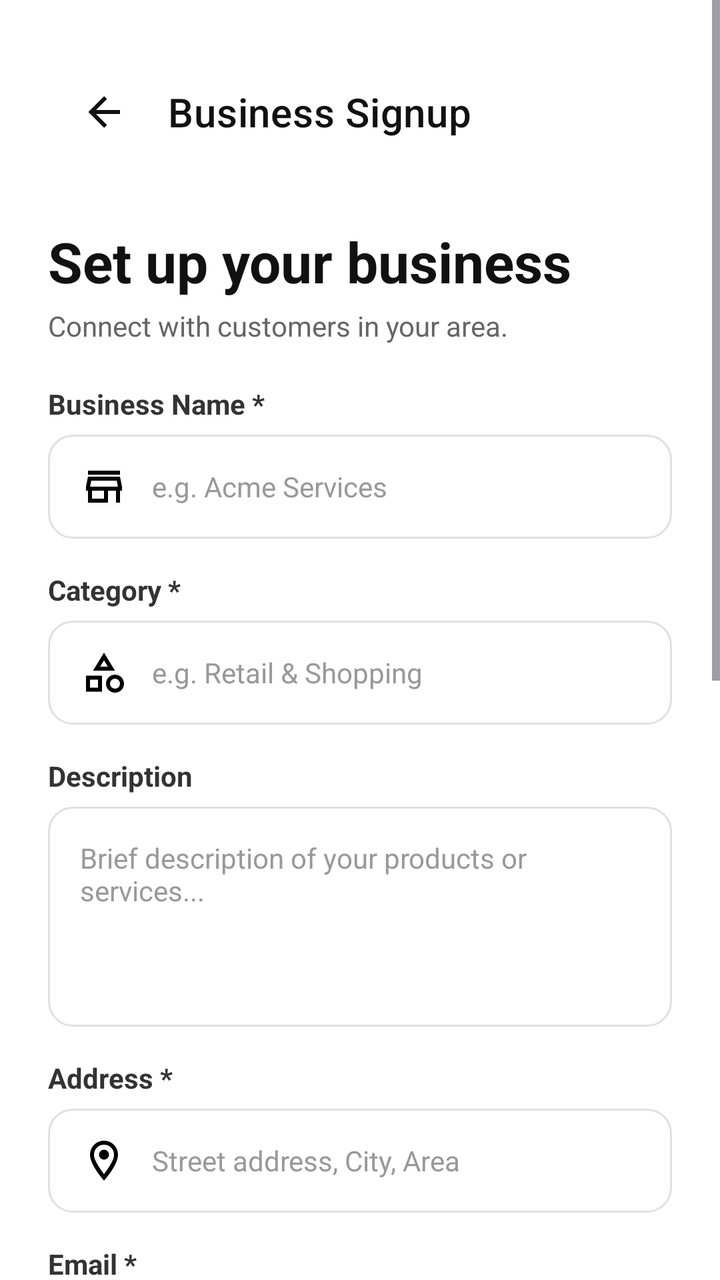
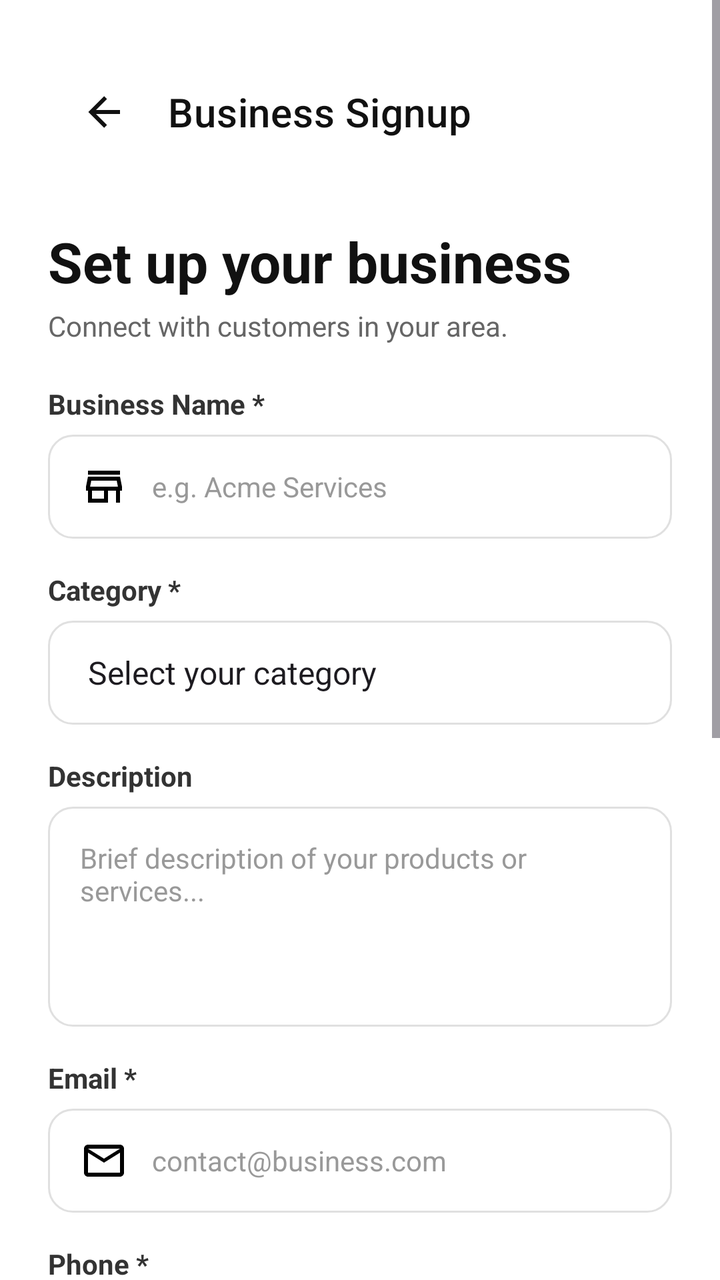

Before-and-after screenshots of an Android layout around one commit, followed by the original layout XML and the change that was made.
<!-- AndroidManifest.xml: application theme Theme.GeoConnect -->
<!-- res/layout/activity_business_signup.xml -->
<?xml version="1.0" encoding="utf-8"?>
<ScrollView xmlns:android="http://schemas.android.com/apk/res/android"
    xmlns:app="http://schemas.android.com/apk/res-auto"
    android:layout_width="match_parent"
    android:layout_height="match_parent"
    android:background="#FFFFFF"
    android:fillViewport="true">

    <androidx.constraintlayout.widget.ConstraintLayout
        android:layout_width="match_parent"
        android:layout_height="wrap_content"
        android:padding="24dp">

        
        <TextView
            android:id="@+id/txtHeaderTitle"
            android:layout_width="0dp"
            android:layout_height="wrap_content"
            android:layout_marginTop="24dp"
            android:text="Set up your business"
            android:textColor="#111111"
            android:textSize="28sp"
            android:textStyle="bold"
            app:layout_constraintEnd_toEndOf="parent"
            app:layout_constraintStart_toStartOf="parent"
            app:layout_constraintTop_toBottomOf="@id/toolbar" />

        
        <TextView
            android:id="@+id/txtHeaderSubtitle"
            android:layout_width="0dp"
            android:layout_height="wrap_content"
            android:layout_marginTop="4dp"
            android:text="Connect with customers in your area."
            android:textColor="#666666"
            android:textSize="14sp"
            app:layout_constraintEnd_toEndOf="parent"
            app:layout_constraintStart_toStartOf="parent"
            app:layout_constraintTop_toBottomOf="@id/txtHeaderTitle" />

        <com.google.android.material.appbar.MaterialToolbar
            android:id="@+id/toolbar"
            android:layout_width="0dp"
            android:layout_height="?attr/actionBarSize"
            android:background="@android:color/transparent"
            app:layout_constraintEnd_toEndOf="parent"
            app:layout_constraintHorizontal_bias="0.0"
            app:layout_constraintStart_toStartOf="parent"
            app:layout_constraintTop_toTopOf="parent"
            app:navigationIcon="@drawable/ic_arrow_back"
            app:navigationIconTint="#111111"
            app:title="Business Signup"
            app:titleTextAppearance="@style/TextAppearance.MaterialComponents.Headline6"
            app:titleTextColor="#111111" />

        <TextView
            android:id="@+id/txtErrorMessage"
            android:layout_width="0dp"
            android:layout_height="wrap_content"
            android:layout_marginTop="16dp"
            android:background="#FDE8E8"
            android:padding="12dp"
            android:text="Please fill in all required fields."
            android:textColor="#C53030"
            android:textSize="13sp"
            android:visibility="gone"
            app:layout_constraintEnd_toEndOf="parent"
            app:layout_constraintStart_toStartOf="parent"
            app:layout_constraintTop_toBottomOf="@id/txtHeaderSubtitle" />

        
        <TextView
            android:id="@+id/lblBusinessName"
            android:layout_width="wrap_content"
            android:layout_height="wrap_content"
            android:layout_marginTop="20dp"
            android:text="Business Name *"
            android:textColor="#333333"
            android:textSize="14sp"
            android:textStyle="bold"
            app:layout_constraintStart_toStartOf="parent"
            app:layout_constraintTop_toBottomOf="@id/txtErrorMessage" />

        <EditText
            android:id="@+id/etBusinessName"
            android:layout_width="0dp"
            android:layout_height="52dp"
            android:layout_marginTop="6dp"
            android:background="@drawable/bg_input_field"
            android:drawableStart="@drawable/ic_store"
            android:drawablePadding="12dp"
            android:hint="e.g. Acme Services"
            android:inputType="textCapWords"
            android:paddingHorizontal="16dp"
            android:textColor="#111111"
            android:textColorHint="#999999"
            android:textSize="14sp"
            app:layout_constraintEnd_toEndOf="parent"
            app:layout_constraintStart_toStartOf="parent"
            app:layout_constraintTop_toBottomOf="@id/lblBusinessName" />

        <TextView
            android:id="@+id/lblCategory"
            android:layout_width="wrap_content"
            android:layout_height="wrap_content"
            android:layout_marginTop="16dp"
            android:text="Category *"
            android:textColor="#333333"
            android:textSize="14sp"
            android:textStyle="bold"
            app:layout_constraintStart_toStartOf="parent"
            app:layout_constraintTop_toBottomOf="@id/etBusinessName" />

        <EditText
            android:id="@+id/etCategory"
            android:layout_width="0dp"
            android:layout_height="52dp"
            android:layout_marginTop="6dp"
            android:background="@drawable/bg_input_field"
            android:drawableStart="@drawable/ic_shapes"
            android:drawablePadding="12dp"
            android:hint="e.g. Retail &amp; Shopping"
            android:inputType="textCapWords"
            android:paddingHorizontal="16dp"
            android:textColor="#111111"
            android:textColorHint="#999999"
            android:textSize="14sp"
            app:layout_constraintEnd_toEndOf="parent"
            app:layout_constraintStart_toStartOf="parent"
            app:layout_constraintTop_toBottomOf="@id/lblCategory" />

        
        <TextView
            android:id="@+id/lblAbout"
            android:layout_width="wrap_content"
            android:layout_height="wrap_content"
            android:layout_marginTop="16dp"
            android:text="Description"
            android:textColor="#333333"
            android:textSize="14sp"
            android:textStyle="bold"
            app:layout_constraintStart_toStartOf="parent"
            app:layout_constraintTop_toBottomOf="@id/etCategory" />

        <EditText
            android:id="@+id/etAbout"
            android:layout_width="0dp"
            android:layout_height="110dp"
            android:layout_marginTop="6dp"
            android:background="@drawable/bg_input_field"
            android:gravity="top|start"
            android:hint="Brief description of your products or services..."
            android:inputType="textMultiLine"
            android:padding="16dp"
            android:textColor="#111111"
            android:textColorHint="#999999"
            android:textSize="14sp"
            app:layout_constraintEnd_toEndOf="parent"
            app:layout_constraintStart_toStartOf="parent"
            app:layout_constraintTop_toBottomOf="@id/lblAbout" />

        
        <TextView
            android:id="@+id/lblAddress"
            android:layout_width="wrap_content"
            android:layout_height="wrap_content"
            android:layout_marginTop="16dp"
            android:text="Address *"
            android:textColor="#333333"
            android:textSize="14sp"
            android:textStyle="bold"
            app:layout_constraintStart_toStartOf="parent"
            app:layout_constraintTop_toBottomOf="@id/etAbout" />

        <EditText
            android:id="@+id/etAddress"
            android:layout_width="0dp"
            android:layout_height="52dp"
            android:layout_marginTop="6dp"
            android:background="@drawable/bg_input_field"
            android:drawableStart="@drawable/ic_location"
            android:drawablePadding="12dp"
            android:hint="Street address, City, Area"
            android:inputType="textPostalAddress"
            android:paddingHorizontal="16dp"
            android:textColor="#111111"
            android:textColorHint="#999999"
            android:textSize="14sp"
            app:layout_constraintEnd_toEndOf="parent"
            app:layout_constraintStart_toStartOf="parent"
            app:layout_constraintTop_toBottomOf="@id/lblAddress" />

        
        <TextView
            android:id="@+id/lblBusinessEmail"
            android:layout_width="wrap_content"
            android:layout_height="wrap_content"
            android:layout_marginTop="16dp"
            android:text="Email *"
            android:textColor="#333333"
            android:textSize="14sp"
            android:textStyle="bold"
            app:layout_constraintStart_toStartOf="parent"
            app:layout_constraintTop_toBottomOf="@id/etAddress" />

        <EditText
            android:id="@+id/etBusinessEmail"
            android:layout_width="0dp"
            android:layout_height="52dp"
            android:layout_marginTop="6dp"
            android:background="@drawable/bg_input_field"
            android:drawableStart="@drawable/ic_email"
            android:drawablePadding="12dp"
            android:hint="contact@business.com"
            android:inputType="textEmailAddress"
            android:paddingHorizontal="16dp"
            android:textColor="#111111"
            android:textColorHint="#999999"
            android:textSize="14sp"
            app:layout_constraintEnd_toEndOf="parent"
            app:layout_constraintStart_toStartOf="parent"
            app:layout_constraintTop_toBottomOf="@id/lblBusinessEmail" />

        
        <TextView
            android:id="@+id/lblContactNumber"
            android:layout_width="wrap_content"
            android:layout_height="wrap_content"
            android:layout_marginTop="16dp"
            android:text="Phone *"
            android:textColor="#333333"
            android:textSize="14sp"
            android:textStyle="bold"
            app:layout_constraintStart_toStartOf="parent"
            app:layout_constraintTop_toBottomOf="@id/etBusinessEmail" />

        <EditText
            android:id="@+id/etContactNumber"
            android:layout_width="0dp"
            android:layout_height="52dp"
            android:layout_marginTop="6dp"
            android:background="@drawable/bg_input_field"
            android:drawableStart="@drawable/ic_phone"
            android:drawablePadding="12dp"
            android:hint="+27 00 000 0000"
            android:inputType="phone"
            android:paddingHorizontal="16dp"
            android:textColor="#111111"
            android:textColorHint="#999999"
            android:textSize="14sp"
            app:layout_constraintEnd_toEndOf="parent"
            app:layout_constraintStart_toStartOf="parent"
            app:layout_constraintTop_toBottomOf="@id/lblContactNumber" />

        <TextView
            android:id="@+id/lblWebsite"
            android:layout_width="wrap_content"
            android:layout_height="wrap_content"
            android:layout_marginTop="16dp"
            android:text="Website (Optional)"
            android:textColor="#333333"
            android:textSize="14sp"
            android:textStyle="bold"
            app:layout_constraintStart_toStartOf="parent"
            app:layout_constraintTop_toBottomOf="@id/etContactNumber" />

        <EditText
            android:id="@+id/etWebsite"
            android:layout_width="0dp"
            android:layout_height="52dp"
            android:layout_marginTop="6dp"
            android:background="@drawable/bg_input_field"
            android:drawableStart="@drawable/ic_web"
            android:drawablePadding="12dp"
            android:hint="www.business.com"
            android:inputType="textUri"
            android:paddingHorizontal="16dp"
            android:textColor="#111111"
            android:textColorHint="#999999"
            android:textSize="14sp"
            app:layout_constraintEnd_toEndOf="parent"
            app:layout_constraintStart_toStartOf="parent"
            app:layout_constraintTop_toBottomOf="@id/lblWebsite" />

        
        <TextView
            android:id="@+id/lblPassword"
            android:layout_width="wrap_content"
            android:layout_height="wrap_content"
            android:layout_marginTop="16dp"
            android:text="Password *"
            android:textColor="#333333"
            android:textSize="14sp"
            android:textStyle="bold"
            app:layout_constraintStart_toStartOf="parent"
            app:layout_constraintTop_toBottomOf="@id/etWebsite" />

        <EditText
            android:id="@+id/etPassword"
            android:layout_width="0dp"
            android:layout_height="52dp"
            android:layout_marginTop="6dp"
            android:background="@drawable/bg_input_field"
            android:drawableStart="@drawable/ic_lock"
            android:drawablePadding="12dp"
            android:hint="Create a password"
            android:inputType="textPassword"
            android:paddingHorizontal="16dp"
            android:textColor="#111111"
            android:textColorHint="#999999"
            android:textSize="14sp"
            app:layout_constraintEnd_toEndOf="parent"
            app:layout_constraintStart_toStartOf="parent"
            app:layout_constraintTop_toBottomOf="@id/lblPassword" />

        
        <TextView
            android:id="@+id/lblConfirmPassword"
            android:layout_width="wrap_content"
            android:layout_height="wrap_content"
            android:layout_marginTop="16dp"
            android:text="Confirm Password *"
            android:textColor="#333333"
            android:textSize="14sp"
            android:textStyle="bold"
            app:layout_constraintStart_toStartOf="parent"
            app:layout_constraintTop_toBottomOf="@id/etPassword" />

        <EditText
            android:id="@+id/etConfirmPassword"
            android:layout_width="0dp"
            android:layout_height="52dp"
            android:layout_marginTop="6dp"
            android:background="@drawable/bg_input_field"
            android:drawableStart="@drawable/ic_lock"
            android:drawablePadding="12dp"
            android:hint="Re-enter your password"
            android:inputType="textPassword"
            android:paddingHorizontal="16dp"
            android:textColor="#111111"
            android:textColorHint="#999999"
            android:textSize="14sp"
            app:layout_constraintEnd_toEndOf="parent"
            app:layout_constraintStart_toStartOf="parent"
            app:layout_constraintTop_toBottomOf="@id/lblConfirmPassword" />

        
        <com.google.android.material.button.MaterialButton
            android:id="@+id/btnRegister"
            android:layout_width="0dp"
            android:layout_height="56dp"
            android:layout_marginTop="28dp"
            android:layout_marginBottom="24dp"
            android:text="Signup"
            android:textAllCaps="false"
            android:textColor="@android:color/white"
            android:textSize="16sp"
            app:backgroundTint="#114224"
            app:cornerRadius="28dp"
            app:elevation="0dp"
            app:layout_constraintBottom_toBottomOf="parent"
            app:layout_constraintEnd_toEndOf="parent"
            app:layout_constraintStart_toStartOf="parent"
            app:layout_constraintTop_toBottomOf="@id/etConfirmPassword" />

    </androidx.constraintlayout.widget.ConstraintLayout>
</ScrollView>
<!-- resources referenced by this layout -->
<resources>
  <!-- drawable bg_input_field (drawable) -->
  <?xml version="1.0" encoding="utf-8"?>
  <shape xmlns:android="http://schemas.android.com/apk/res/android"
      android:shape="rectangle">
      <solid android:color="#FFFFFF" />
      <corners android:radius="12dp" />
      <stroke android:width="1dp" android:color="#E0E0E0" />
  </shape>
  <!-- drawable ic_arrow_back (drawable) -->
  <vector xmlns:android="http://schemas.android.com/apk/res/android" android:height="24dp" android:width="24dp" android:viewportWidth="24" android:viewportHeight="24">
      <path android:fillColor="#000000" android:pathData="M20,11V13H8L13.5,18.5L12.08,19.92L4.16,12L12.08,4.08L13.5,5.5L8,11H20Z"/>
  </vector>
  <!-- drawable ic_email (drawable) -->
  <vector xmlns:android="http://schemas.android.com/apk/res/android" android:height="24dp" android:width="24dp" android:viewportWidth="24" android:viewportHeight="24">
      <path android:fillColor="#000000" android:pathData="M22 6C22 4.9 21.1 4 20 4H4C2.9 4 2 4.9 2 6V18C2 19.1 2.9 20 4 20H20C21.1 20 22 19.1 22 18V6M20 6L12 11L4 6H20M20 18H4V8L12 13L20 8V18Z"/>
  </vector>
  <!-- drawable ic_location (drawable) -->
  <vector xmlns:android="http://schemas.android.com/apk/res/android" android:height="24dp" android:width="24dp" android:viewportWidth="24" android:viewportHeight="24">
      <path android:fillColor="#000000" android:pathData="M12,6.5A2.5,2.5 0 0,1 14.5,9A2.5,2.5 0 0,1 12,11.5A2.5,2.5 0 0,1 9.5,9A2.5,2.5 0 0,1 12,6.5M12,2A7,7 0 0,1 19,9C19,14.25 12,22 12,22C12,22 5,14.25 5,9A7,7 0 0,1 12,2M12,4A5,5 0 0,0 7,9C7,10 7,12 12,18.71C17,12 17,10 17,9A5,5 0 0,0 12,4Z"/>
  </vector>
  <!-- drawable ic_lock (drawable) -->
  <vector xmlns:android="http://schemas.android.com/apk/res/android" android:height="24dp" android:width="24dp" android:viewportWidth="24" android:viewportHeight="24">
      <path android:fillColor="#000000" android:pathData="M12,17C10.89,17 10,16.1 10,15C10,13.89 10.89,13 12,13A2,2 0 0,1 14,15A2,2 0 0,1 12,17M18,20V10H6V20H18M18,8A2,2 0 0,1 20,10V20A2,2 0 0,1 18,22H6C4.89,22 4,21.1 4,20V10C4,8.89 4.89,8 6,8H7V6A5,5 0 0,1 12,1A5,5 0 0,1 17,6V8H18M12,3A3,3 0 0,0 9,6V8H15V6A3,3 0 0,0 12,3Z"/>
  </vector>
  <!-- drawable ic_phone (drawable) -->
  <vector xmlns:android="http://schemas.android.com/apk/res/android" android:height="18dp" android:tint="#000000" android:viewportHeight="24" android:viewportWidth="24" android:width="18dp">
        
      <path android:fillColor="@android:color/white" android:pathData="M6.62,10.79c1.44,2.83 3.76,5.14 6.59,6.59l2.2,-2.2c0.27,-0.27 0.67,-0.36 1.02,-0.24 1.12,0.37 2.33,0.57 3.57,0.57 0.55,0 1,0.45 1,1V20c0,0.55 -0.45,1 -1,1 -9.39,0 -17,-7.61 -17,-17 0,-0.55 0.45,-1 1,-1h3.5c0.55,0 1,0.45 1,1 0,1.25 0.2,2.45 0.57,3.57 0.11,0.35 0.03,0.74 -0.25,1.02l-2.2,2.2z"/>
      
  </vector>
  <!-- drawable ic_shapes (drawable) -->
  <vector xmlns:android="http://schemas.android.com/apk/res/android" android:height="24dp" android:width="24dp" android:viewportWidth="24" android:viewportHeight="24">
      <path android:fillColor="#000000" android:pathData="M11,13.5V21.5H3V13.5H11M9,15.5H5V19.5H9V15.5M12,2L17.5,11H6.5L12,2M12,5.86L10.08,9H13.92L12,5.86M17.5,13C20,13 22,15 22,17.5C22,20 20,22 17.5,22C15,22 13,20 13,17.5C13,15 15,13 17.5,13M17.5,15A2.5,2.5 0 0,0 15,17.5A2.5,2.5 0 0,0 17.5,20A2.5,2.5 0 0,0 20,17.5A2.5,2.5 0 0,0 17.5,15Z"/>
  </vector>
  <!-- drawable ic_store (drawable) -->
  <vector xmlns:android="http://schemas.android.com/apk/res/android" android:height="24dp" android:width="24dp" android:viewportWidth="24" android:viewportHeight="24">
      <path android:fillColor="#000000" android:pathData="M18.36 9L18.96 12H5.04L5.64 9H18.36M20 4H4V6H20V4M20 7H4L3 12V14H4V20H14V14H18V20H20V14H21V12L20 7M6 18V14H12V18H6Z"/>
  </vector>
  <style name="Theme.GeoConnect" parent="Base.Theme.GeoConnect" />
  <style name="Base.Theme.GeoConnect" parent="Theme.Material3.DayNight.NoActionBar">
          
          
      </style>
  <!-- unchanged entries left out for length: 1 -->
</resources>

<!-- the commit's change to res/layout/activity_business_signup.xml (unified diff, before → after) -->
@@ -111,20 +111,15 @@
             app:layout_constraintStart_toStartOf="parent"
             app:layout_constraintTop_toBottomOf="@id/etBusinessName" />
 
-        <EditText
-            android:id="@+id/etCategory"
-            android:layout_width="0dp"
-            android:layout_height="52dp"
-            android:layout_marginTop="6dp"
-            android:background="@drawable/bg_input_field"
-            android:drawableStart="@drawable/ic_shapes"
-            android:drawablePadding="12dp"
-            android:hint="e.g. Retail &amp; Shopping"
-            android:inputType="textCapWords"
-            android:paddingHorizontal="16dp"
-            android:textColor="#111111"
-            android:textColorHint="#999999"
-            android:textSize="14sp"
+        <Spinner
+            android:id="@+id/spCategory"
+            android:layout_width="0dp"
+            android:layout_height="52dp"
+            android:layout_marginTop="6dp"
+            android:background="@drawable/bg_input_field"
+            android:paddingStart="12dp"
+            android:paddingEnd="12dp"
+            android:entries="@array/business_categories_array"
             app:layout_constraintEnd_toEndOf="parent"
             app:layout_constraintStart_toStartOf="parent"
             app:layout_constraintTop_toBottomOf="@id/lblCategory" />
@@ -140,7 +135,7 @@
             android:textSize="14sp"
             android:textStyle="bold"
             app:layout_constraintStart_toStartOf="parent"
-            app:layout_constraintTop_toBottomOf="@id/etCategory" />
+            app:layout_constraintTop_toBottomOf="@id/spCategory" />
 
         <EditText
             android:id="@+id/etAbout"
@@ -159,49 +154,17 @@
             app:layout_constraintStart_toStartOf="parent"
             app:layout_constraintTop_toBottomOf="@id/lblAbout" />
 
-        
-        <TextView
-            android:id="@+id/lblAddress"
-            android:layout_width="wrap_content"
-            android:layout_height="wrap_content"
-            android:layout_marginTop="16dp"
-            android:text="Address *"
+        <TextView
+            android:id="@+id/lblBusinessEmail"
+            android:layout_width="wrap_content"
+            android:layout_height="wrap_content"
+            android:layout_marginTop="16dp"
+            android:text="Email *"
             android:textColor="#333333"
             android:textSize="14sp"
             android:textStyle="bold"
             app:layout_constraintStart_toStartOf="parent"
             app:layout_constraintTop_toBottomOf="@id/etAbout" />
-
-        <EditText
-            android:id="@+id/etAddress"
-            android:layout_width="0dp"
-            android:layout_height="52dp"
-            android:layout_marginTop="6dp"
-            android:background="@drawable/bg_input_field"
-            android:drawableStart="@drawable/ic_location"
-            android:drawablePadding="12dp"
-            android:hint="Street address, City, Area"
-            android:inputType="textPostalAddress"
-            android:paddingHorizontal="16dp"
-            android:textColor="#111111"
-            android:textColorHint="#999999"
-            android:textSize="14sp"
-            app:layout_constraintEnd_toEndOf="parent"
-            app:layout_constraintStart_toStartOf="parent"
-            app:layout_constraintTop_toBottomOf="@id/lblAddress" />
-
-        
-        <TextView
-            android:id="@+id/lblBusinessEmail"
-            android:layout_width="wrap_content"
-            android:layout_height="wrap_content"
-            android:layout_marginTop="16dp"
-            android:text="Email *"
-            android:textColor="#333333"
-            android:textSize="14sp"
-            android:textStyle="bold"
-            app:layout_constraintStart_toStartOf="parent"
-            app:layout_constraintTop_toBottomOf="@id/etAddress" />
 
         <EditText
             android:id="@+id/etBusinessEmail"
@@ -221,7 +184,6 @@
             app:layout_constraintStart_toStartOf="parent"
             app:layout_constraintTop_toBottomOf="@id/lblBusinessEmail" />
 
-        
         <TextView
             android:id="@+id/lblContactNumber"
             android:layout_width="wrap_content"
@@ -282,7 +244,6 @@
             app:layout_constraintStart_toStartOf="parent"
             app:layout_constraintTop_toBottomOf="@id/lblWebsite" />
 
-        
         <TextView
             android:id="@+id/lblPassword"
             android:layout_width="wrap_content"
@@ -313,7 +274,6 @@
             app:layout_constraintStart_toStartOf="parent"
             app:layout_constraintTop_toBottomOf="@id/lblPassword" />
 
-        
         <TextView
             android:id="@+id/lblConfirmPassword"
             android:layout_width="wrap_content"
@@ -344,7 +304,6 @@
             app:layout_constraintStart_toStartOf="parent"
             app:layout_constraintTop_toBottomOf="@id/lblConfirmPassword" />
 
-        
         <com.google.android.material.button.MaterialButton
             android:id="@+id/btnRegister"
             android:layout_width="0dp"
<!-- resource entries referenced after the edit -->
@@ -1,5 +1,14 @@
 <!-- resources referenced by this layout -->
 <resources>
+  <string-array name="business_categories_array">
+          <item>Select your category</item>
+          <item>Retail &amp; FMCG</item>
+          <item>Renewable Energy &amp; Back-up Power Solutions</item>
+          <item>Food, Hospitality &amp; Catering</item>
+          <item>Professional &amp; Digital Services</item>
+          <item>Logistics, Delivery &amp; Transportation</item>
+          <item>Personal &amp; Property Maintenance Services</item>
+      </string-array>
   <!-- drawable bg_input_field (drawable) -->
   <?xml version="1.0" encoding="utf-8"?>
   <shape xmlns:android="http://schemas.android.com/apk/res/android"
@@ -16,10 +25,6 @@
   <vector xmlns:android="http://schemas.android.com/apk/res/android" android:height="24dp" android:width="24dp" android:viewportWidth="24" android:viewportHeight="24">
       <path android:fillColor="#000000" android:pathData="M22 6C22 4.9 21.1 4 20 4H4C2.9 4 2 4.9 2 6V18C2 19.1 2.9 20 4 20H20C21.1 20 22 19.1 22 18V6M20 6L12 11L4 6H20M20 18H4V8L12 13L20 8V18Z"/>
   </vector>
-  <!-- drawable ic_location (drawable) -->
-  <vector xmlns:android="http://schemas.android.com/apk/res/android" android:height="24dp" android:width="24dp" android:viewportWidth="24" android:viewportHeight="24">
-      <path android:fillColor="#000000" android:pathData="M12,6.5A2.5,2.5 0 0,1 14.5,9A2.5,2.5 0 0,1 12,11.5A2.5,2.5 0 0,1 9.5,9A2.5,2.5 0 0,1 12,6.5M12,2A7,7 0 0,1 19,9C19,14.25 12,22 12,22C12,22 5,14.25 5,9A7,7 0 0,1 12,2M12,4A5,5 0 0,0 7,9C7,10 7,12 12,18.71C17,12 17,10 17,9A5,5 0 0,0 12,4Z"/>
-  </vector>
   <!-- drawable ic_lock (drawable) -->
   <vector xmlns:android="http://schemas.android.com/apk/res/android" android:height="24dp" android:width="24dp" android:viewportWidth="24" android:viewportHeight="24">
       <path android:fillColor="#000000" android:pathData="M12,17C10.89,17 10,16.1 10,15C10,13.89 10.89,13 12,13A2,2 0 0,1 14,15A2,2 0 0,1 12,17M18,20V10H6V20H18M18,8A2,2 0 0,1 20,10V20A2,2 0 0,1 18,22H6C4.89,22 4,21.1 4,20V10C4,8.89 4.89,8 6,8H7V6A5,5 0 0,1 12,1A5,5 0 0,1 17,6V8H18M12,3A3,3 0 0,0 9,6V8H15V6A3,3 0 0,0 12,3Z"/>
@@ -29,10 +34,6 @@
         
       <path android:fillColor="@android:color/white" android:pathData="M6.62,10.79c1.44,2.83 3.76,5.14 6.59,6.59l2.2,-2.2c0.27,-0.27 0.67,-0.36 1.02,-0.24 1.12,0.37 2.33,0.57 3.57,0.57 0.55,0 1,0.45 1,1V20c0,0.55 -0.45,1 -1,1 -9.39,0 -17,-7.61 -17,-17 0,-0.55 0.45,-1 1,-1h3.5c0.55,0 1,0.45 1,1 0,1.25 0.2,2.45 0.57,3.57 0.11,0.35 0.03,0.74 -0.25,1.02l-2.2,2.2z"/>
       
-  </vector>
-  <!-- drawable ic_shapes (drawable) -->
-  <vector xmlns:android="http://schemas.android.com/apk/res/android" android:height="24dp" android:width="24dp" android:viewportWidth="24" android:viewportHeight="24">
-      <path android:fillColor="#000000" android:pathData="M11,13.5V21.5H3V13.5H11M9,15.5H5V19.5H9V15.5M12,2L17.5,11H6.5L12,2M12,5.86L10.08,9H13.92L12,5.86M17.5,13C20,13 22,15 22,17.5C22,20 20,22 17.5,22C15,22 13,20 13,17.5C13,15 15,13 17.5,13M17.5,15A2.5,2.5 0 0,0 15,17.5A2.5,2.5 0 0,0 17.5,20A2.5,2.5 0 0,0 20,17.5A2.5,2.5 0 0,0 17.5,15Z"/>
   </vector>
   <!-- drawable ic_store (drawable) -->
   <vector xmlns:android="http://schemas.android.com/apk/res/android" android:height="24dp" android:width="24dp" android:viewportWidth="24" android:viewportHeight="24">
